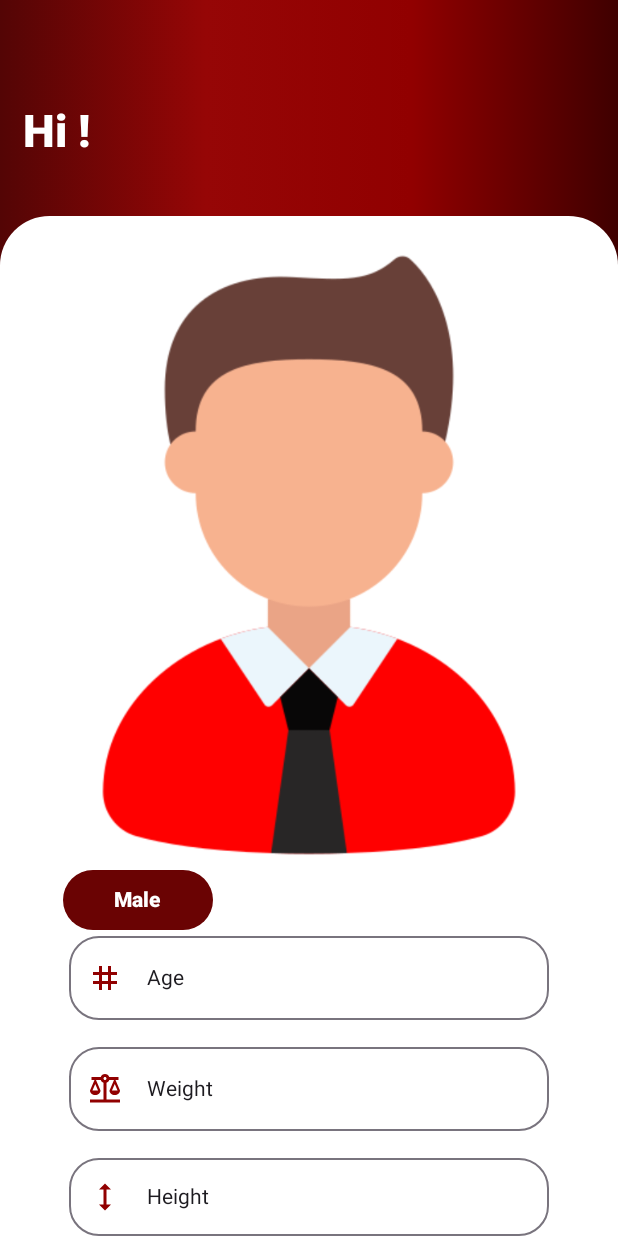
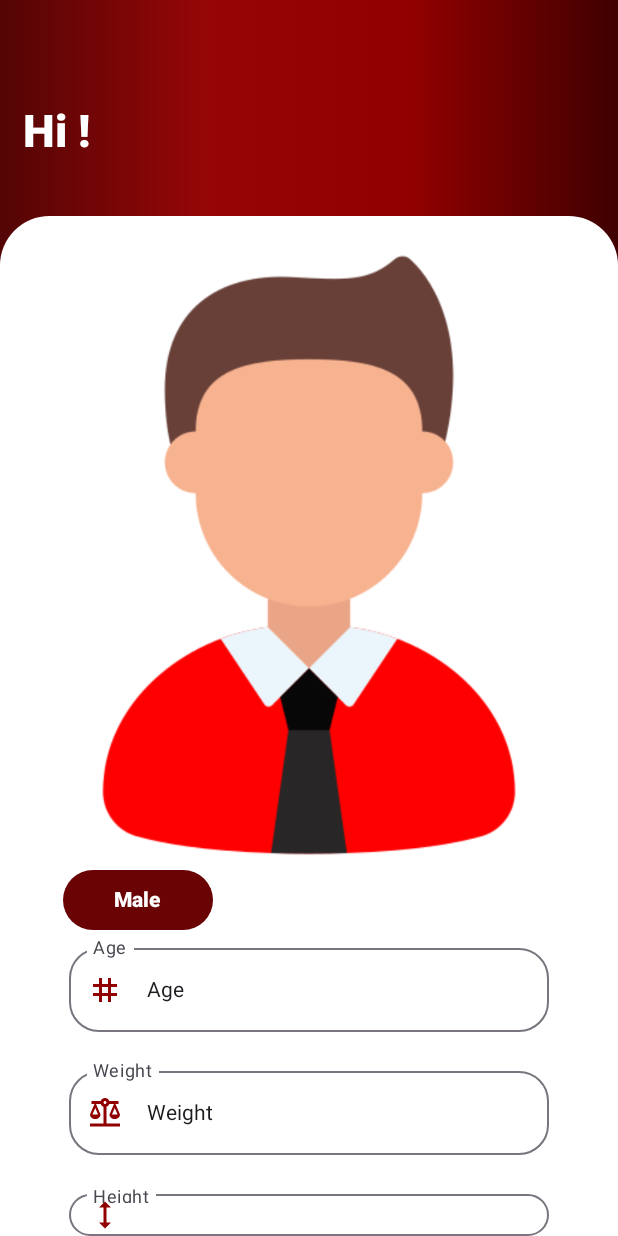
Before and after one commit to felixCDG/bmi-ds2aita, an Android app built with Jetpack Compose: the @Preview function UserDataScreenPreview, on a phone screen of 412 x 824 dp. Run offline under Robolectric (Android 15) with nearby library versions, the phone set to English and light mode, and no system bars.

Commit message:
Tela de Dados concluidas

```diff
--- a/app/src/main/java/br/senai/sp/jandira/bmi/screens/UserDateScreen.kt
+++ b/app/src/main/java/br/senai/sp/jandira/bmi/screens/UserDateScreen.kt
@@ -183,6 +183,13 @@ fun UserDataScreen(modifier: Modifier = Modifier) {
                                 keyboardType = KeyboardType.Number
 
                             ),
+                            label = {
+                                Text(
+                                    text = stringResource(
+                                        R.string.age
+                                    )
+                                )
+                            },
                             leadingIcon = {
                                 Icon(
                                     imageVector = Icons.Default.Tag,
@@ -206,6 +213,13 @@ fun UserDataScreen(modifier: Modifier = Modifier) {
                                 keyboardType = KeyboardType.Number
 
                             ),
+                            label = {
+                                Text(
+                                    text = stringResource(
+                                        R.string.weight
+                                    )
+                                )
+                            },
                             leadingIcon = {
                                 Icon(
                                     imageVector = Icons.Default.Balance,
@@ -227,6 +241,13 @@ fun UserDataScreen(modifier: Modifier = Modifier) {
                                 keyboardType = KeyboardType.Number
 
                             ),
+                            label = {
+                                Text(
+                                    text = stringResource(
+                                        R.string.height
+                                    )
+                                )
+                            },
                             leadingIcon = {
                                 Icon(
                                     imageVector = Icons.Default.Height,
--- a/app/src/main/res/values/strings.xml
+++ b/app/src/main/res/values/strings.xml
@@ -7,4 +7,7 @@
     <string name="male">Male</string>
     <string name="female">Female</string>
     <string name="calculate">Calculate</string>
+    <string name="age">Age</string>
+    <string name="weight">Weight</string>
+    <string name="height">Height</string>
 </resources>
```
Also changed, not shown: 2 other files.
